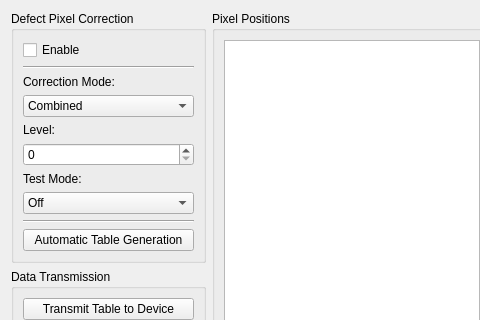
This is dct_widgets/dpccbox/dpccbox.ui in KAYA-Instruments/SDI-Control-Point as Qt 5 draws it before an edit; both pictures show x 0 to 480 and y 0 to 320 of the 749 by 900 pixel window. The edited form follows.
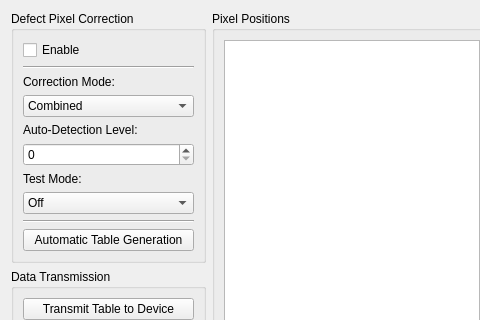
This is the edited form. Icons and pictures are not drawn.

Commit message:
Fixes for DPCC auto-load command handling
- Increased timeout, auto load takes longer on 4k camera
- Added message to warn if maximum number of pixels is reached by
  auto loader

The edit to the form file:
```diff
--- a/dct_widgets/dpccbox/dpccbox.ui
+++ b/dct_widgets/dpccbox/dpccbox.ui
@@ -79,7 +79,7 @@
           <item>
            <widget class="QLabel" name="lblLevel">
             <property name="text">
-             <string>Level:</string>
+             <string>Auto-Detection Level:</string>
             </property>
            </widget>
           </item>
```
The commit also changes 2 other files.
